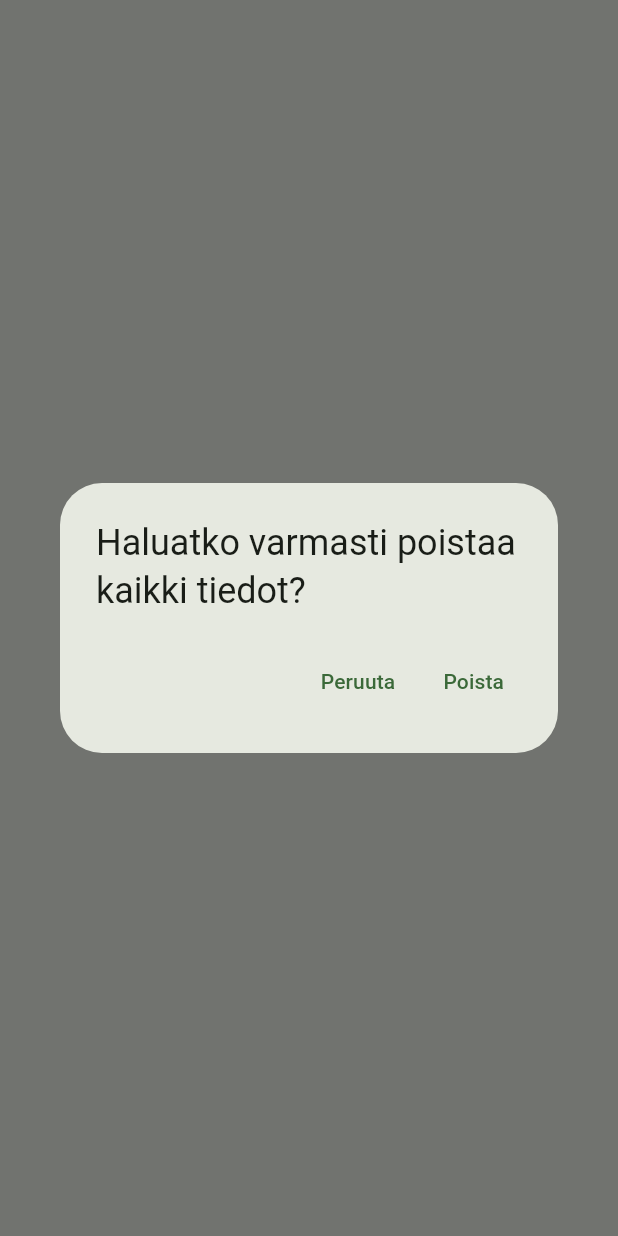
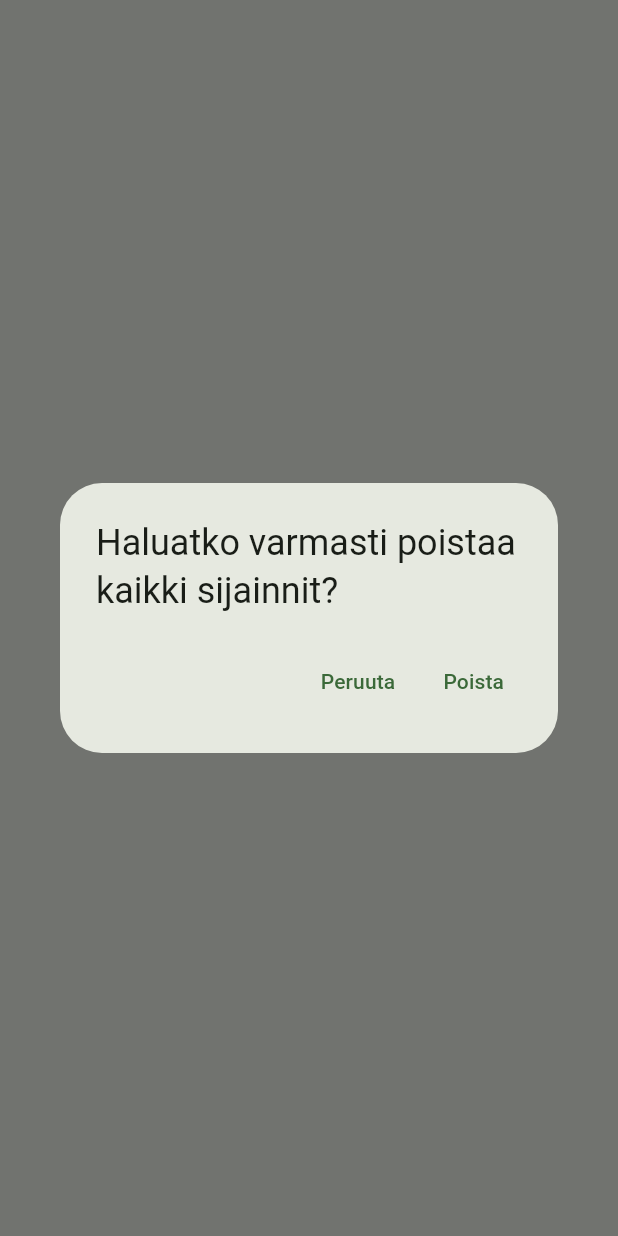
Before and after one commit to areee/missa_maa_oon, a Flutter app: what confirmDeletionDialog() shows on an empty page, opened directly with empty values, on a phone screen of 412 x 824 dp. Run offline on Flutter 3.47's test engine with Material 2 defaults, Android fonts, the phone set to English and light mode, and no system bars; our stand-ins replace geolocator, isar, share_plus; missing offline and left inert: about; accounts and stored records are empty; generated files the repository leaves out were written again.

Commit message:
Replace 'tiedot' with 'sijainnit' (#21)
* Replace 'tiedot' with 'sijainnit'

* Update version number for the next release (0.3.0)

```diff
--- a/lib/app_bar_actions.dart
+++ b/lib/app_bar_actions.dart
@@ -12,7 +12,7 @@ void confirmDeletionDialog(BuildContext context, IsarService service) {
     context: context,
     builder: (BuildContext context) {
       return AlertDialog(
-        title: const Text('Haluatko varmasti poistaa kaikki tiedot?'),
+        title: const Text('Haluatko varmasti poistaa kaikki sijainnit?'),
         actions: [
           TextButton(
             child: const Text('Peruuta'),
@@ -27,7 +27,7 @@ void confirmDeletionDialog(BuildContext context, IsarService service) {
               Navigator.of(context).pop();
               ScaffoldMessenger.of(context).showSnackBar(
                 const SnackBar(
-                  content: Text('Kaikki tiedot poistettu'),
+                  content: Text('Kaikki sijainnit poistettu'),
                 ),
               );
             },
--- a/pubspec.yaml
+++ b/pubspec.yaml
@@ -2,7 +2,7 @@ name: missa_maa_oon
 description: Tallenna nykyinen sijaintisi. Save your current location.
 publish_to: 'none' # Remove this line if you wish to publish to pub.dev
 
-version: 0.2.1+1
+version: 0.3.0+1
 
 _author: Arttu Ylhävuori
 
```
